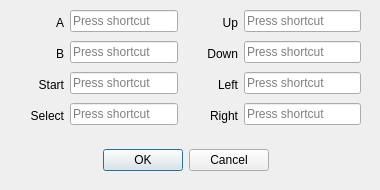
The window that GameBoyEmu/platform/qt/keymap.ui (etermaw/GameBoyEmu) describes before a commit, drawn with Qt 5.
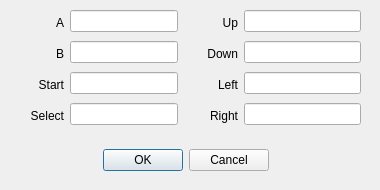
The same window after the commit. Custom widgets are drawn as their Qt base class.

Commit message: changed all edits to key capture in key bindings dialog

What changed in the file:
```diff
--- a/GameBoyEmu/platform/qt/keymap.ui
+++ b/GameBoyEmu/platform/qt/keymap.ui
@@ -43,9 +43,6 @@
      <layout class="QFormLayout" name="formLayout_5">
       <item row="0" column="0">
        <layout class="QFormLayout" name="formLayout_6">
-        <item row="0" column="1">
-         <widget class="QKeySequenceEdit" name="a_key_field"/>
-        </item>
         <item row="0" column="0">
          <widget class="QLabel" name="label_14">
           <property name="minimumSize">
@@ -68,6 +65,9 @@
           </property>
          </widget>
         </item>
+        <item row="0" column="1">
+         <widget class="KeyCaptureEdit" name="a_keycapture"/>
+        </item>
        </layout>
       </item>
       <item row="0" column="1">
@@ -95,7 +95,7 @@
          </widget>
         </item>
         <item row="0" column="1">
-         <widget class="QKeySequenceEdit" name="up_key_field"/>
+         <widget class="KeyCaptureEdit" name="up_keycapture"/>
         </item>
        </layout>
       </item>
@@ -124,7 +124,7 @@
          </widget>
         </item>
         <item row="0" column="1">
-         <widget class="QKeySequenceEdit" name="b_key_field"/>
+         <widget class="KeyCaptureEdit" name="b_keycapture"/>
         </item>
        </layout>
       </item>
@@ -153,7 +153,7 @@
          </widget>
         </item>
         <item row="0" column="1">
-         <widget class="QKeySequenceEdit" name="down_key_field"/>
+         <widget class="KeyCaptureEdit" name="down_keycapture"/>
         </item>
        </layout>
       </item>
@@ -182,7 +182,7 @@
          </widget>
         </item>
         <item row="0" column="1">
-         <widget class="QKeySequenceEdit" name="start_key_field"/>
+         <widget class="KeyCaptureEdit" name="start_keycapture"/>
         </item>
        </layout>
       </item>
@@ -211,7 +211,7 @@
          </widget>
         </item>
         <item row="0" column="1">
-         <widget class="QKeySequenceEdit" name="left_key_field"/>
+         <widget class="KeyCaptureEdit" name="left_keycapture"/>
         </item>
        </layout>
       </item>
@@ -240,7 +240,7 @@
          </widget>
         </item>
         <item row="0" column="1">
-         <widget class="QKeySequenceEdit" name="select_key_field"/>
+         <widget class="KeyCaptureEdit" name="select_keycapture"/>
         </item>
        </layout>
       </item>
@@ -269,7 +269,7 @@
          </widget>
         </item>
         <item row="0" column="1">
-         <widget class="QKeySequenceEdit" name="right_key_field"/>
+         <widget class="KeyCaptureEdit" name="right_keycapture"/>
         </item>
        </layout>
       </item>
@@ -278,6 +278,13 @@
    </layout>
   </widget>
  </widget>
+ <customwidgets>
+  <customwidget>
+   <class>KeyCaptureEdit</class>
+   <extends>QLineEdit</extends>
+   <header>keycaptureedit.h</header>
+  </customwidget>
+ </customwidgets>
  <tabstops>
   <tabstop>a_key_field</tabstop>
   <tabstop>b_key_field</tabstop>
```
Left out of the diff: 16 changed lines with no effect on the pictures. The commit also changes 2 other files.
